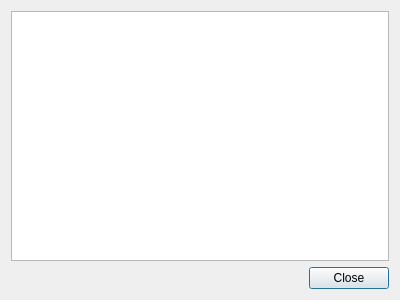
First picture: the form in apps/gstsp/gstspclientdialog.ui, repository djsperka/habit2-src, before the edit.
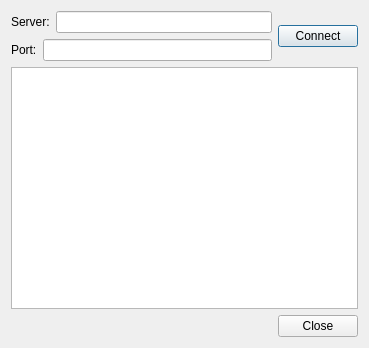
Second picture: the form after the edit.

```diff
--- a/apps/gstsp/gstspclientdialog.ui
+++ b/apps/gstsp/gstspclientdialog.ui
@@ -6,15 +6,60 @@
    <rect>
     <x>0</x>
     <y>0</y>
-    <width>400</width>
-    <height>300</height>
+    <width>369</width>
+    <height>348</height>
    </rect>
   </property>
   <property name="windowTitle">
    <string>Dialog</string>
   </property>
+  <layout class="QVBoxLayout" name="verticalLayout_3">
+   <item>
+    <layout class="QVBoxLayout" name="verticalLayout_2">
+     <item>
+      <layout class="QHBoxLayout" name="horizontalLayout_3">
+       <item>
   <layout class="QVBoxLayout" name="verticalLayout">
    <item>
+          <layout class="QHBoxLayout" name="horizontalLayout_2">
+           <item>
+            <widget class="QLabel" name="label">
+             <property name="text">
+              <string>Server:</string>
+             </property>
+            </widget>
+           </item>
+           <item>
+            <widget class="QLineEdit" name="lineEditServer"/>
+           </item>
+          </layout>
+         </item>
+         <item>
+          <layout class="QHBoxLayout" name="horizontalLayout">
+           <item>
+            <widget class="QLabel" name="label_2">
+             <property name="text">
+              <string>Port:</string>
+             </property>
+            </widget>
+           </item>
+           <item>
+            <widget class="QLineEdit" name="lineEditPort"/>
+           </item>
+          </layout>
+         </item>
+        </layout>
+       </item>
+       <item>
+        <widget class="QPushButton" name="pushButtonConnect">
+         <property name="text">
+          <string>Connect</string>
+         </property>
+        </widget>
+       </item>
+      </layout>
+     </item>
+     <item>
     <widget class="QPlainTextEdit" name="plainTextEdit">
      <property name="readOnly">
       <bool>true</bool>
@@ -30,6 +75,8 @@
       <set>QDialogButtonBox::Close</set>
      </property>
     </widget>
+     </item>
+    </layout>
    </item>
   </layout>
  </widget>
```
Lines whose indentation alone changed are shown as unchanged.
